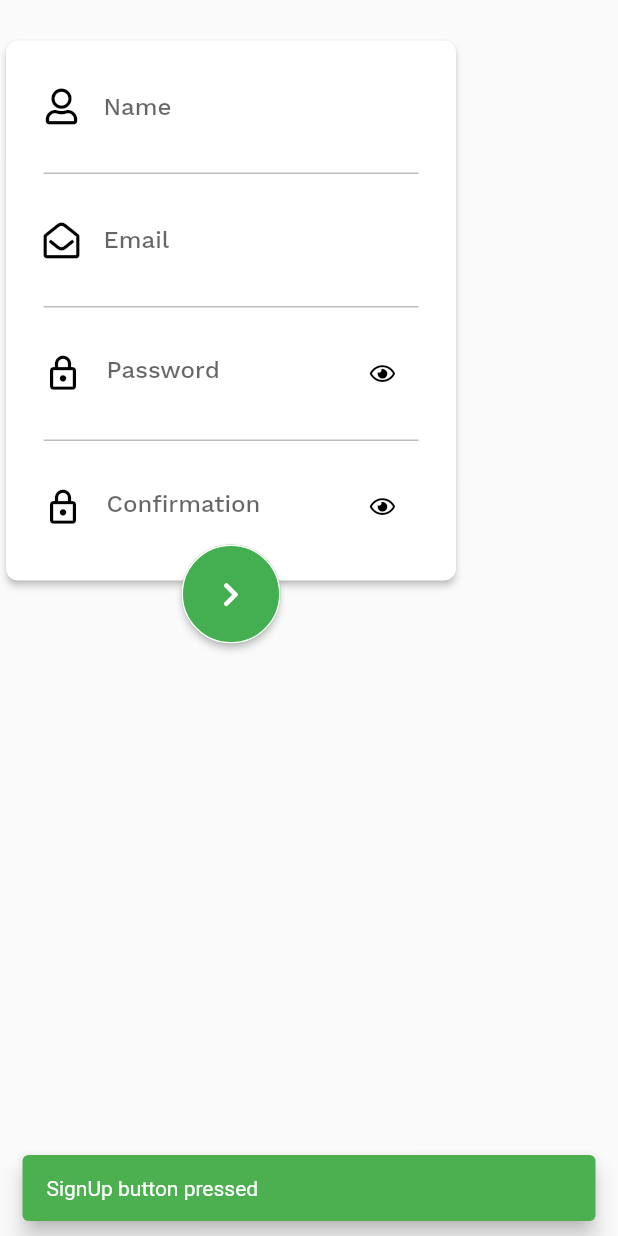
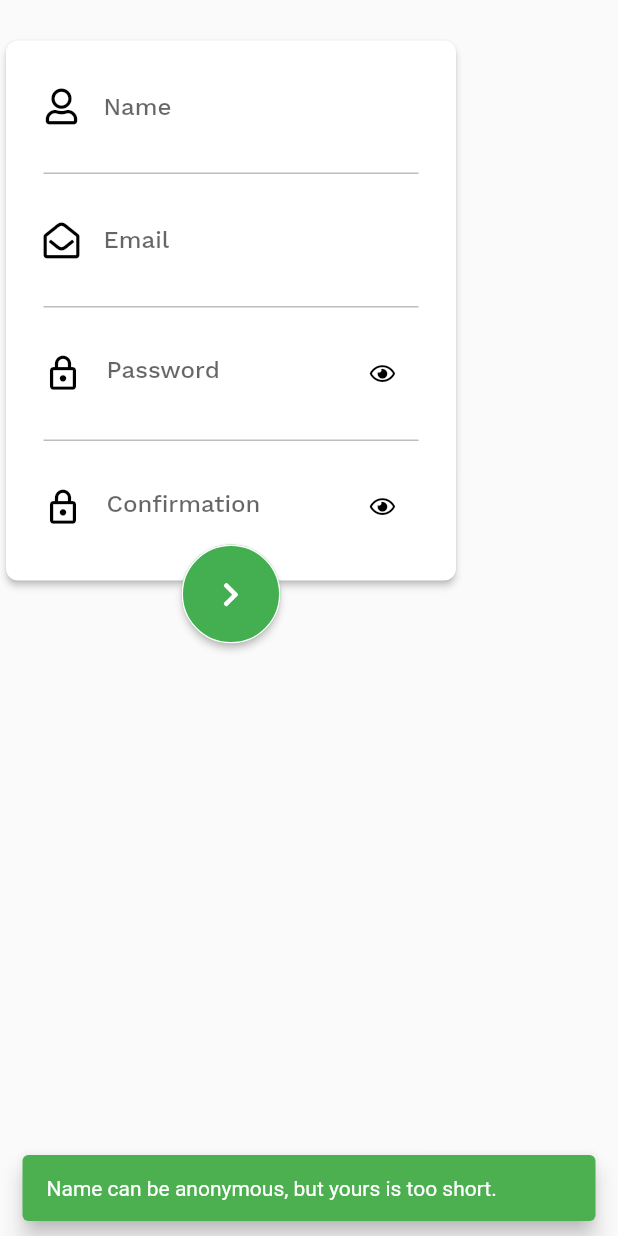
Before and after one commit to 0xrpj/kalpanik-saathi, a Flutter app: the SignUp widget shown alone on an empty page, opened directly, after a tap on an icon or button, on a phone screen of 412 x 824 dp. Run offline on Flutter 3.47's test engine with Material 2 defaults, Android fonts, the phone set to English and light mode, and no system bars; our stand-ins replace firebase_auth, firebase_core, font_awesome_flutter; accounts and stored records are empty; statements that could not run were skipped; project files that could hold a hidden picture were left out.

Commit message:
add sign up with firebase

```diff
--- a/lib/pages/widgets/sign_up.dart
+++ b/lib/pages/widgets/sign_up.dart
@@ -1,5 +1,6 @@
 import 'package:flutter/material.dart';
 import 'package:font_awesome_flutter/font_awesome_flutter.dart';
+import 'package:kalpaniksaathi/services/auth.dart';
 import 'package:kalpaniksaathi/theme.dart';
 import 'package:kalpaniksaathi/widgets/snackbar.dart';
 
@@ -15,6 +16,8 @@ class _SignUpState extends State<SignUp> {
   final FocusNode focusNodeConfirmPassword = FocusNode();
   final FocusNode focusNodeEmail = FocusNode();
   final FocusNode focusNodeName = FocusNode();
+
+  final AuthService auth = AuthService();
 
   bool _obscureTextPassword = true;
   bool _obscureTextConfirmPassword = true;
@@ -269,8 +272,47 @@ class _SignUpState extends State<SignUp> {
     );
   }
 
-  void _toggleSignUpButton() {
-    CustomSnackBar(context, const Text('SignUp button pressed'));
+  void _toggleSignUpButton() async {
+    print(signupNameController.text);
+    print(signupEmailController.text);
+    print(signupPasswordController.text);
+    print(signupConfirmPasswordController.text);
+
+    final bool emailValid = RegExp(
+            r"^[a-zA-Z0-9.a-zA-Z0-9.!#$%&'*+-/=?^_`{|}~]+@[a-zA-Z0-9]+\.[a-zA-Z]+")
+        .hasMatch(signupEmailController.text);
+
+    final bool nameValid = signupNameController.text.length > 1;
+
+    final bool passwordValid = signupPasswordController.text.length > 5 &&
+        signupPasswordController.text == signupConfirmPasswordController.text;
+
+    if (nameValid) {
+      if (emailValid) {
+        if (passwordValid) {
+          final dynamic result = await auth.registerWithEmailAndPassword(
+              signupEmailController.text, signupPasswordController.text);
+
+          if (result == null) {
+            CustomSnackBar(
+                context,
+                const Text(
+                    'Something stupid happened on our end. Please try again.'));
+          }
+        } else {
+          CustomSnackBar(
+              context,
+              const Text(
+                  'Are you entering the same password? \nOr is it too short? (Less than 5 characters)'));
+        }
+      } else {
+        CustomSnackBar(context,
+            const Text('Oops, that doesn\'t seem to be a valid email.'));
+      }
+    } else {
+      CustomSnackBar(context,
+          const Text('Name can be anonymous, but yours is too short.'));
+    }
   }
 
   void _toggleSignup() {
```
